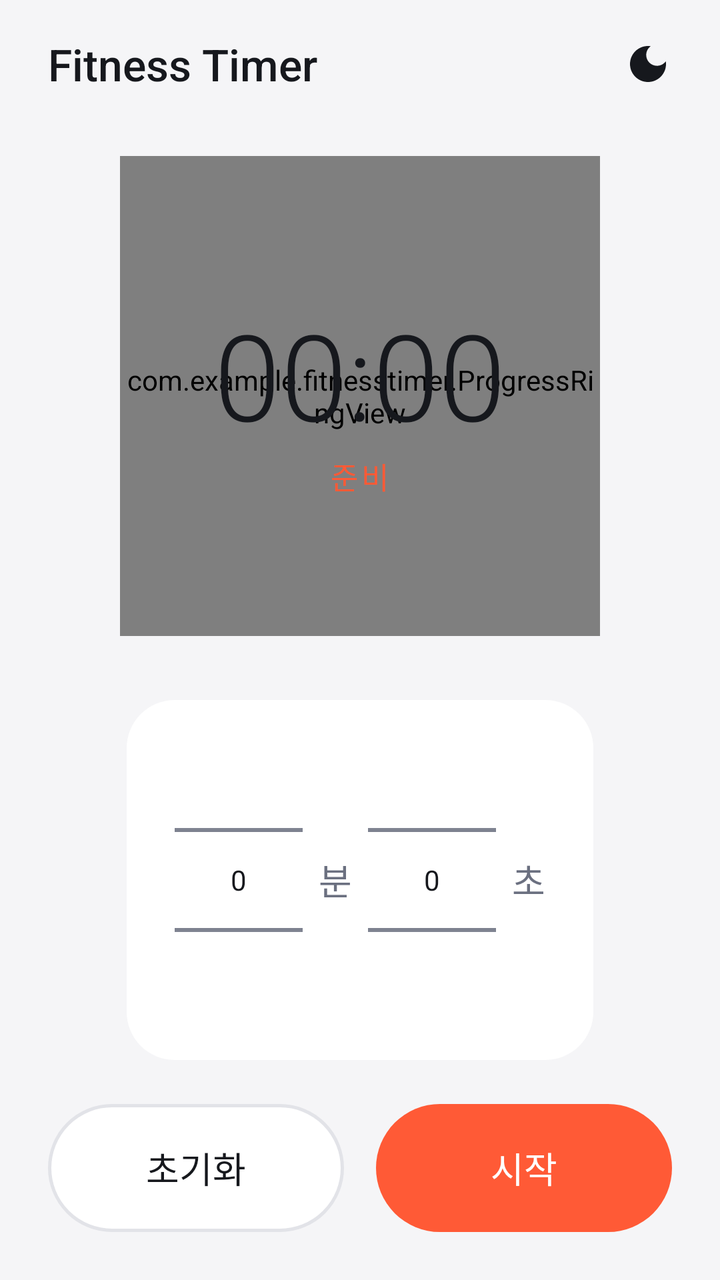
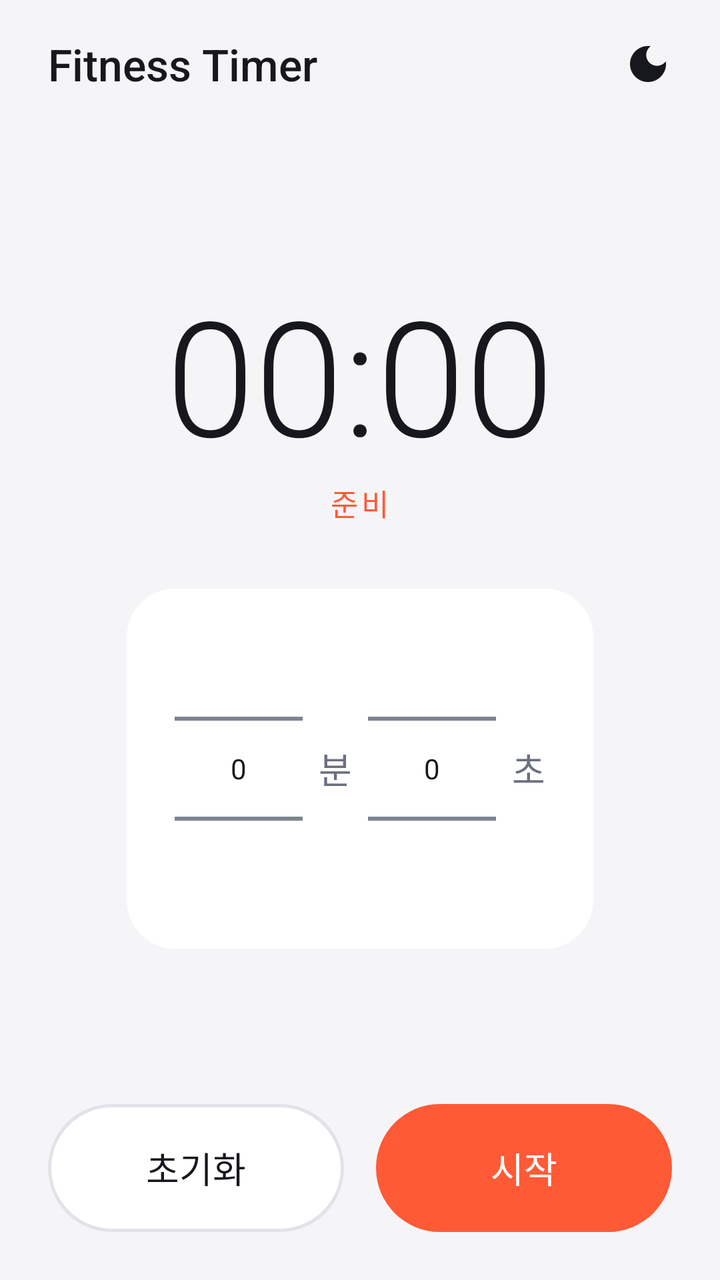

The first picture is an Android layout as it rendered before a commit; the second is the same layout after the commit. The layout source and the unified diff follow.
<!-- AndroidManifest.xml: application theme Theme.FitnessTimer -->
<!-- res/layout/activity_main.xml -->
<?xml version="1.0" encoding="utf-8"?>
<LinearLayout xmlns:android="http://schemas.android.com/apk/res/android"
    android:layout_width="match_parent"
    android:layout_height="match_parent"
    android:fitsSystemWindows="true"
    android:orientation="vertical">

    <LinearLayout
        android:layout_width="match_parent"
        android:layout_height="wrap_content"
        android:gravity="center_vertical"
        android:orientation="horizontal"
        android:paddingStart="24dp"
        android:paddingTop="8dp"
        android:paddingEnd="12dp">

        <TextView
            android:layout_width="0dp"
            android:layout_height="wrap_content"
            android:layout_weight="1"
            android:fontFamily="sans-serif-medium"
            android:text="@string/app_name"
            android:textColor="@color/text_primary"
            android:textSize="22sp" />

        <ImageButton
            android:id="@+id/themeButton"
            android:layout_width="48dp"
            android:layout_height="48dp"
            android:background="?attr/selectableItemBackgroundBorderless"
            android:contentDescription="@string/toggle_theme"
            android:src="@drawable/ic_theme_toggle" />
    </LinearLayout>

    <LinearLayout
        android:layout_width="match_parent"
        android:layout_height="0dp"
        android:layout_weight="1"
        android:gravity="center"
        android:orientation="vertical"
        android:paddingHorizontal="24dp">

        <FrameLayout
            android:layout_width="240dp"
            android:layout_height="240dp">

            <com.example.fitnesstimer.ProgressRingView
                android:id="@+id/progressRing"
                android:layout_width="match_parent"
                android:layout_height="match_parent" />

            <LinearLayout
                android:layout_width="wrap_content"
                android:layout_height="wrap_content"
                android:layout_gravity="center"
                android:gravity="center_horizontal"
                android:orientation="vertical">

                <TextView
                    android:id="@+id/timeText"
                    android:layout_width="wrap_content"
                    android:layout_height="wrap_content"
                    android:fontFamily="sans-serif-light"
                    android:text="00:00"
                    android:textColor="@color/text_primary"
                    android:textSize="60sp" />

                <TextView
                    android:id="@+id/statusText"
                    android:layout_width="wrap_content"
                    android:layout_height="wrap_content"
                    android:fontFamily="sans-serif-medium"
                    android:letterSpacing="0.1"
                    android:text="@string/status_ready"
                    android:textColor="@color/accent"
                    android:textSize="15sp" />
            </LinearLayout>
        </FrameLayout>

        <LinearLayout
            android:id="@+id/pickerRow"
            android:layout_width="wrap_content"
            android:layout_height="wrap_content"
            android:layout_marginTop="32dp"
            android:background="@drawable/bg_card"
            android:gravity="center_vertical"
            android:orientation="horizontal"
            android:paddingHorizontal="24dp">

            <NumberPicker
                android:id="@+id/minutePicker"
                android:layout_width="wrap_content"
                android:layout_height="wrap_content" />

            <TextView
                android:layout_width="wrap_content"
                android:layout_height="wrap_content"
                android:layout_marginHorizontal="8dp"
                android:text="@string/minutes"
                android:textColor="@color/text_secondary"
                android:textSize="18sp" />

            <NumberPicker
                android:id="@+id/secondPicker"
                android:layout_width="wrap_content"
                android:layout_height="wrap_content" />

            <TextView
                android:layout_width="wrap_content"
                android:layout_height="wrap_content"
                android:layout_marginStart="8dp"
                android:text="@string/seconds"
                android:textColor="@color/text_secondary"
                android:textSize="18sp" />
        </LinearLayout>
    </LinearLayout>

    <LinearLayout
        android:layout_width="match_parent"
        android:layout_height="wrap_content"
        android:orientation="horizontal"
        android:paddingHorizontal="24dp"
        android:paddingBottom="24dp">

        <Button
            android:id="@+id/resetButton"
            style="@style/Widget.FitnessTimer.Button.Secondary"
            android:layout_width="0dp"
            android:layout_marginEnd="8dp"
            android:layout_weight="1"
            android:text="@string/reset" />

        <Button
            android:id="@+id/startButton"
            style="@style/Widget.FitnessTimer.Button.Primary"
            android:layout_width="0dp"
            android:layout_marginStart="8dp"
            android:layout_weight="1"
            android:text="@string/start" />
    </LinearLayout>
</LinearLayout>
<!-- resources referenced by this layout -->
<resources>
  <color name="accent">#FF5A36</color>
  <color name="text_primary">#16181D</color>
  <color name="text_secondary">#6B7080</color>
  <!-- drawable bg_card (drawable) -->
  <?xml version="1.0" encoding="utf-8"?>
  <shape xmlns:android="http://schemas.android.com/apk/res/android">
      <corners android:radius="24dp" />
      <solid android:color="@color/surface" />
  </shape>
  <!-- drawable ic_theme_toggle (drawable) -->
  <?xml version="1.0" encoding="utf-8"?>
  <vector xmlns:android="http://schemas.android.com/apk/res/android"
      android:width="24dp"
      android:height="24dp"
      android:viewportWidth="24"
      android:viewportHeight="24">
      <path
          android:fillColor="@color/text_primary"
          android:pathData="M12,3c-4.97,0 -9,4.03 -9,9s4.03,9 9,9s9,-4.03 9,-9c0,-0.46 -0.04,-0.92 -0.1,-1.36c-0.98,1.37 -2.58,2.26 -4.4,2.26c-2.98,0 -5.4,-2.42 -5.4,-5.4c0,-1.81 0.89,-3.42 2.26,-4.4C12.92,3.04 12.46,3 12,3L12,3z" />
  </vector>
  <string name="app_name">Fitness Timer</string>
  <string name="minutes">분</string>
  <string name="reset">초기화</string>
  <string name="seconds">초</string>
  <string name="start">시작</string>
  <string name="status_ready">준비</string>
  <string name="toggle_theme">다크 모드로 전환</string>
  <style name="Widget.FitnessTimer.Button.Primary">
          <item name="android:background">@drawable/bg_button_primary</item>
          <item name="android:textColor">@color/on_accent</item>
      </style>
  <style name="Widget.FitnessTimer.Button.Secondary">
          <item name="android:background">@drawable/bg_button_secondary</item>
          <item name="android:textColor">@color/text_primary</item>
      </style>
  <style name="Theme.FitnessTimer" parent="Theme.AppCompat.DayNight.NoActionBar">
          <item name="colorPrimary">@color/accent</item>
          <item name="colorPrimaryDark">@color/background</item>
          <item name="colorAccent">@color/accent</item>
          <item name="colorControlNormal">@color/text_secondary</item>
          <item name="android:windowBackground">@color/background</item>
          <item name="android:textColorPrimary">@color/text_primary</item>
          <item name="android:textColorSecondary">@color/text_secondary</item>
          <item name="android:statusBarColor">@color/background</item>
          <item name="android:navigationBarColor">@color/background</item>
          <item name="android:windowLightStatusBar">@bool/light_system_bars</item>
          <item name="android:windowLightNavigationBar" tools:targetApi="27">@bool/light_system_bars</item>
      </style>
  <color name="surface">#FFFFFF</color>
  <!-- drawable bg_button_primary (drawable) -->
  <?xml version="1.0" encoding="utf-8"?>
  <ripple xmlns:android="http://schemas.android.com/apk/res/android"
      android:color="#33FFFFFF">
      <item>
          <shape>
              <corners android:radius="32dp" />
              <solid android:color="@color/accent" />
          </shape>
      </item>
  </ripple>
  <color name="on_accent">#FFFFFF</color>
  <!-- drawable bg_button_secondary (drawable) -->
  <?xml version="1.0" encoding="utf-8"?>
  <ripple xmlns:android="http://schemas.android.com/apk/res/android"
      android:color="?android:attr/colorControlHighlight">
      <item>
          <shape>
              <corners android:radius="32dp" />
              <solid android:color="@color/surface" />
              <stroke
                  android:width="1.5dp"
                  android:color="@color/outline" />
          </shape>
      </item>
  </ripple>
  <color name="background">#F5F5F7</color>
  <color name="outline">#E2E3E8</color>
</resources>

<!-- the commit's change to res/layout/activity_main.xml (unified diff, before → after) -->
@@ -40,42 +40,24 @@
         android:orientation="vertical"
         android:paddingHorizontal="24dp">
 
-        <FrameLayout
-            android:layout_width="240dp"
-            android:layout_height="240dp">
+        <TextView
+            android:id="@+id/timeText"
+            android:layout_width="wrap_content"
+            android:layout_height="wrap_content"
+            android:fontFamily="sans-serif-light"
+            android:text="00:00"
+            android:textColor="@color/text_primary"
+            android:textSize="80sp" />
 
-            <com.example.fitnesstimer.ProgressRingView
-                android:id="@+id/progressRing"
-                android:layout_width="match_parent"
-                android:layout_height="match_parent" />
-
-            <LinearLayout
-                android:layout_width="wrap_content"
-                android:layout_height="wrap_content"
-                android:layout_gravity="center"
-                android:gravity="center_horizontal"
-                android:orientation="vertical">
-
-                <TextView
-                    android:id="@+id/timeText"
-                    android:layout_width="wrap_content"
-                    android:layout_height="wrap_content"
-                    android:fontFamily="sans-serif-light"
-                    android:text="00:00"
-                    android:textColor="@color/text_primary"
-                    android:textSize="60sp" />
-
-                <TextView
-                    android:id="@+id/statusText"
-                    android:layout_width="wrap_content"
-                    android:layout_height="wrap_content"
-                    android:fontFamily="sans-serif-medium"
-                    android:letterSpacing="0.1"
-                    android:text="@string/status_ready"
-                    android:textColor="@color/accent"
-                    android:textSize="15sp" />
-            </LinearLayout>
-        </FrameLayout>
+        <TextView
+            android:id="@+id/statusText"
+            android:layout_width="wrap_content"
+            android:layout_height="wrap_content"
+            android:fontFamily="sans-serif-medium"
+            android:letterSpacing="0.1"
+            android:text="@string/status_ready"
+            android:textColor="@color/accent"
+            android:textSize="15sp" />
 
         <LinearLayout
             android:id="@+id/pickerRow"
